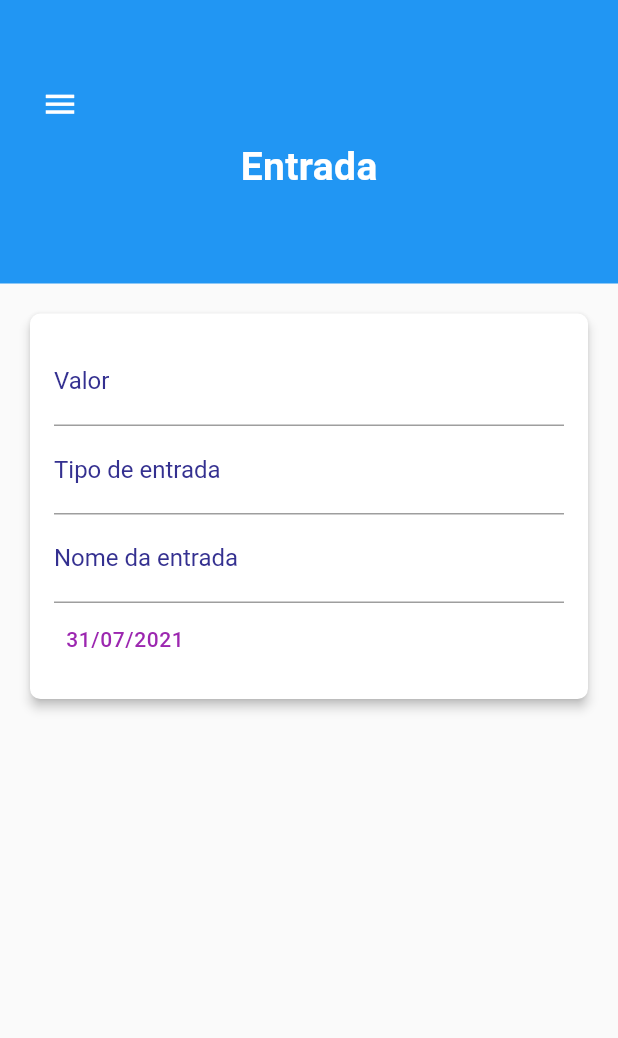
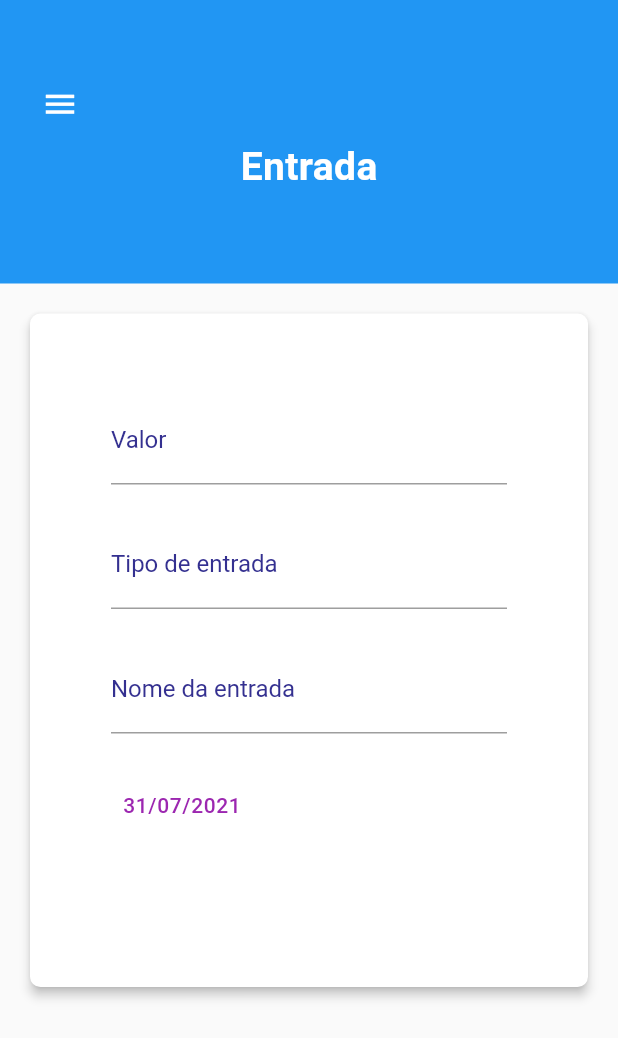
Before and after one commit to rodrigofelipejr/raro-academy-budget, a Flutter app: the IncomePage screen opened directly, on a phone screen of 412 x 824 dp. Shown: the top 1038 px of the screen. Run offline on Flutter 3.47's test engine with Material 2 defaults, Android fonts, the phone set to English and light mode, and no system bars; missing offline and left inert: animated_card, vs_scrollbar; project files that could hold a hidden picture were left out.

Commit message:
Adiciona padding aos itens do card

```diff
--- a/lib/src/features/income/income_page.dart
+++ b/lib/src/features/income/income_page.dart
@@ -77,27 +77,53 @@ class _IncomePageState extends State<IncomePage> {
             ),
           ),
           child: Padding(
-            padding: const EdgeInsets.all(16.0),
+            padding: const EdgeInsets.only(
+              left: 54,
+              right: 54,
+            ),
             child: Column(
               mainAxisAlignment: MainAxisAlignment.start,
               crossAxisAlignment: CrossAxisAlignment.start,
               children: [
-                CustomTextField(
+                Padding(
+                  padding: const EdgeInsets.only(
+                    top: 55,
+                    bottom: 12,
+                  ),
+                  child: CustomTextField(
                     hintText: "Valor em R\$",
                     labelText: "Valor",
                     focusNode: _incomeFocusNode,
                   ),
-                CustomTextField(
+                ),
+                Padding(
+                  padding: const EdgeInsets.only(
+                    top: 12,
+                    bottom: 12,
+                  ),
+                  child: CustomTextField(
                     hintText: "Tipo de entrada",
                     labelText: "Tipo de entrada",
                     focusNode: _inputTypeFocusNode,
                   ),
-                CustomTextField(
+                ),
+                Padding(
+                  padding: const EdgeInsets.only(
+                    top: 12,
+                    bottom: 12,
+                  ),
+                  child: CustomTextField(
                     hintText: "Nome da entrada",
                     labelText: "Nome da entrada",
                     focusNode: _inputNameFocusNode,
                   ),
-                TextButton(
+                ),
+                Padding(
+                  padding: const EdgeInsets.only(
+                    top: 12,
+                    bottom: 97,
+                  ),
+                  child: TextButton(
                     onPressed: () => showDatePicker(
                       context: context,
                       initialDate: DateTime.now(),
@@ -115,6 +141,7 @@ class _IncomePageState extends State<IncomePage> {
                       ),
                     ),
                   ),
+                ),
               ],
             ),
           ),
```
Lines whose indentation alone changed are shown as unchanged.
